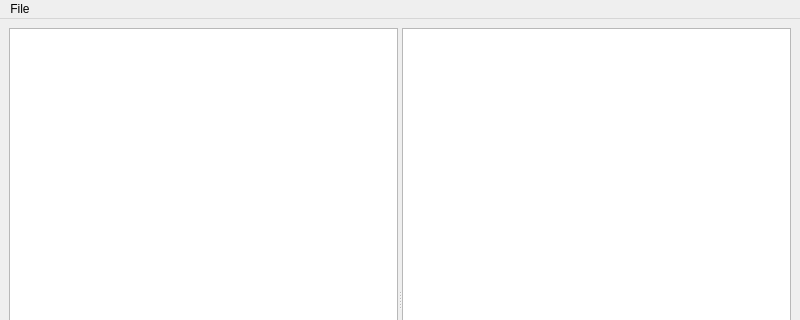
Old version of the form src/main_window.ui in the repository mannyamorim/reef; both pictures show x 0 to 800 and y 0 to 320 of the 800 by 600 pixel window.
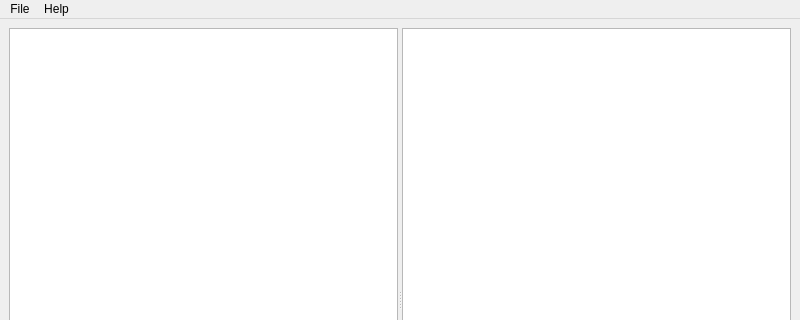
New version of the form.

```diff
--- a/src/main_window.ui
+++ b/src/main_window.ui
@@ -57,7 +57,14 @@
     <addaction name="separator"/>
     <addaction name="action_exit"/>
    </widget>
+   <widget class="QMenu" name="menu_help">
+    <property name="title">
+     <string>Help</string>
+    </property>
+    <addaction name="action_about"/>
+   </widget>
    <addaction name="menu_file"/>
+   <addaction name="menu_help"/>
   </widget>
   <widget class="QStatusBar" name="statusbar"/>
   <action name="action_open_repository">
```
Left out of the diff: 5 changed lines with no effect on the pictures.
